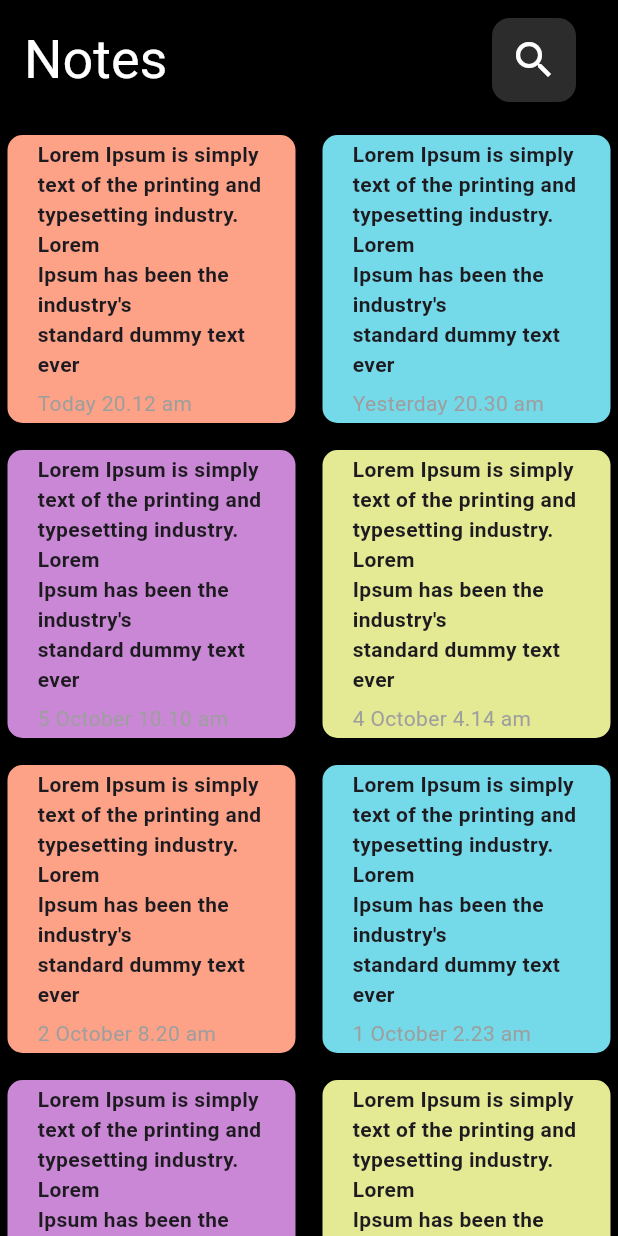
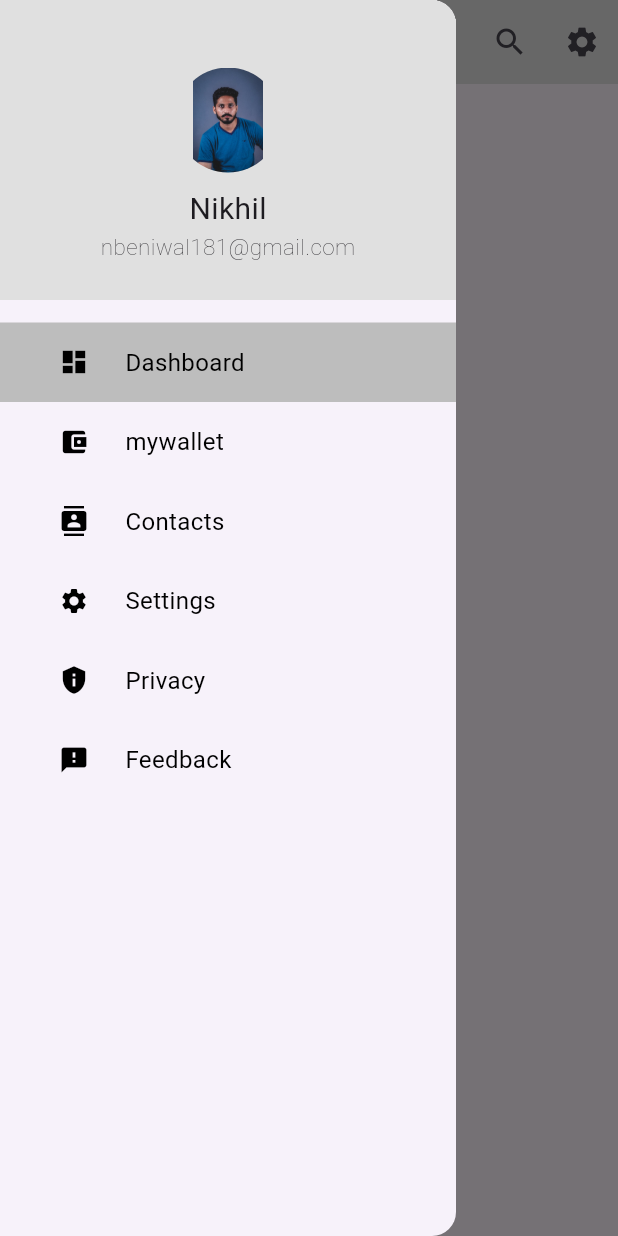
Before and after one commit to NikhilBeniwal1/MyWidget, a Flutter app: the screen it shows after launch, with the side drawer open (before the commit the screen has no drawer), on a phone screen of 412 x 824 dp. Run offline on Flutter 3.47's test engine with Material 2 defaults, Android fonts, the phone set to English and light mode, and no system bars; missing offline and left inert: dart:html, flutter_ws.

Commit message:
initial commit

```diff
--- /dev/null
+++ b/lib/MyChatApp.dart
@@ -0,0 +1,155 @@
+import 'package:flutter/material.dart';
+
+class MyChatApp extends StatefulWidget {
+  const MyChatApp({super.key});
+
+  @override
+  State<MyChatApp> createState() => _MyChatAppState();
+}
+
+class _MyChatAppState extends State<MyChatApp> {
+  var currentpage = DrawerSection.dashboard;
+  @override
+  Widget build(BuildContext context) {
+    return Scaffold(
+      appBar: AppBar(
+        title: Text("MyChatApp"),
+        centerTitle: true,
+        backgroundColor: Colors.grey.shade300,
+        actions: [
+          IconButton(onPressed: () {}, icon: Icon(Icons.search)),
+          IconButton(onPressed: () {}, icon: Icon(Icons.settings))
+        ],
+      ),
+      drawer: Drawer(
+        child: SingleChildScrollView(
+          child: Column(
+            children: [MyHeaderDrawer(), myDrawerList()],
+          ),
+        ),
+      ),
+    );
+  }
+
+//My Drawer List Code is here
+  Widget myDrawerList() {
+    return Container(
+      padding: EdgeInsets.only(top: 15),
+      child: Column(
+        children: [
+          // Menu list
+          menuItem(1, "Dashboard", Icons.dashboard,
+              currentpage == DrawerSection.dashboard ? true : false),
+          menuItem(2, "mywallet", Icons.account_balance_wallet,
+              currentpage == DrawerSection.mywallet ? true : false),
+          menuItem(3, "Contacts", Icons.contacts,
+              currentpage == DrawerSection.contacts ? true : false),
+          menuItem(5, "Settings", Icons.settings,
+              currentpage == DrawerSection.settings ? true : false),
+          menuItem(6, "Privacy", Icons.privacy_tip,
+              currentpage == DrawerSection.privacy_polcy ? true : false),
+          menuItem(7, "Feedback", Icons.feedback,
+              currentpage == DrawerSection.feedback ? true : false),
+        ],
+      ),
+    );
+  }
+
+  Widget menuItem(int id, String title, IconData icon, bool selected) {
+    return Material(
+      color: selected ? Colors.grey.shade400 : Colors.transparent,
+      child: InkWell(
+        onTap: () {
+          Navigator.pop(context);
+          setState(() {
+            if (id == 1) {
+            } else if (id == 2) {
+              currentpage = DrawerSection.dashboard;
+            } else if (id == 3) {
+              currentpage = DrawerSection.mywallet;
+            } else if (id == 4) {
+              currentpage = DrawerSection.contacts;
+            } else if (id == 5) {
+              currentpage = DrawerSection.settings;
+            } else if (id == 6) {
+              currentpage = DrawerSection.privacy_polcy;
+            } else if (id == 7) {
+              currentpage = DrawerSection.feedback;
+            }
+          });
+        },
+        child: Padding(
+          padding: EdgeInsets.all(15.0),
+          child: Row(
+            children: [
+              Expanded(
+                  child: Icon(
+                icon,
+                color: Colors.black,
+                size: 20,
+              )),
+              Expanded(
+                  flex: 3,
+                  child: Text(
+                    title,
+                    style: TextStyle(color: Colors.black, fontSize: 16),
+                  ))
+            ],
+          ),
+        ),
+      ),
+    );
+  }
+}
+
+// Drawer Section
+enum DrawerSection {
+  dashboard,
+  mywallet,
+  contacts,
+  settings,
+  privacy_polcy,
+  feedback,
+  about,
+}
+
+// My Header Drawer code is here
+class MyHeaderDrawer extends StatefulWidget {
+  const MyHeaderDrawer({super.key});
+
+  @override
+  State<MyHeaderDrawer> createState() => _MyHeaderDrawerState();
+}
+
+class _MyHeaderDrawerState extends State<MyHeaderDrawer> {
+  @override
+  Widget build(BuildContext context) {
+    return Container(
+      color: Colors.grey.shade300,
+      width: double.infinity,
+      height: 200,
+      padding: EdgeInsets.only(top: 20.0),
+      child: Column(
+        mainAxisAlignment: MainAxisAlignment.center,
+        children: [
+          Container(
+            margin: EdgeInsets.only(bottom: 10),
+            height: 70,
+            decoration: BoxDecoration(
+                shape: BoxShape.circle,
+                image: DecorationImage(
+                    image: AssetImage("assets/images/img3.jpeg"))),
+          ),
+          Text(
+            "Nikhil",
+            style: TextStyle(fontSize: 20, fontWeight: FontWeight.w400),
+          ),
+          Text(
+            "nbeniwal181@gmail.com",
+            style: TextStyle(fontSize: 15, fontWeight: FontWeight.w200),
+          )
+        ],
+      ),
+    );
+  }
+}
--- a/lib/main.dart
+++ b/lib/main.dart
@@ -1,8 +1,10 @@
 import 'package:daily/Gride_View.dart';
+import 'package:daily/MyChatApp.dart';
 import 'package:daily/bmi.dart';
 import 'package:daily/chat.dart';
 import 'package:daily/chatapp.dart';
 import 'package:daily/note_write.dart';
+import 'package:daily/random.dart';
 import 'package:daily/signup.dart';
 import 'package:daily/simplecal.dart';
 import 'package:daily/wall.dart';
@@ -37,7 +39,9 @@ class MyApp extends StatelessWidget {
       //  home: Chat(),
       //  home: CstmCode(),
       //  home: ListandGride(), // list and gride   gpt way
-      home: Gride1Notes(),
+      //  home: Gride1Notes(),
+      //  home: RandomNo(),
+      home: MyChatApp(),
     );
   }
 }
```
Also changed, not shown: lib/code file/5_oct.dart (+4 -4 lines), lib/random.dart (added, +51 -0 lines).
